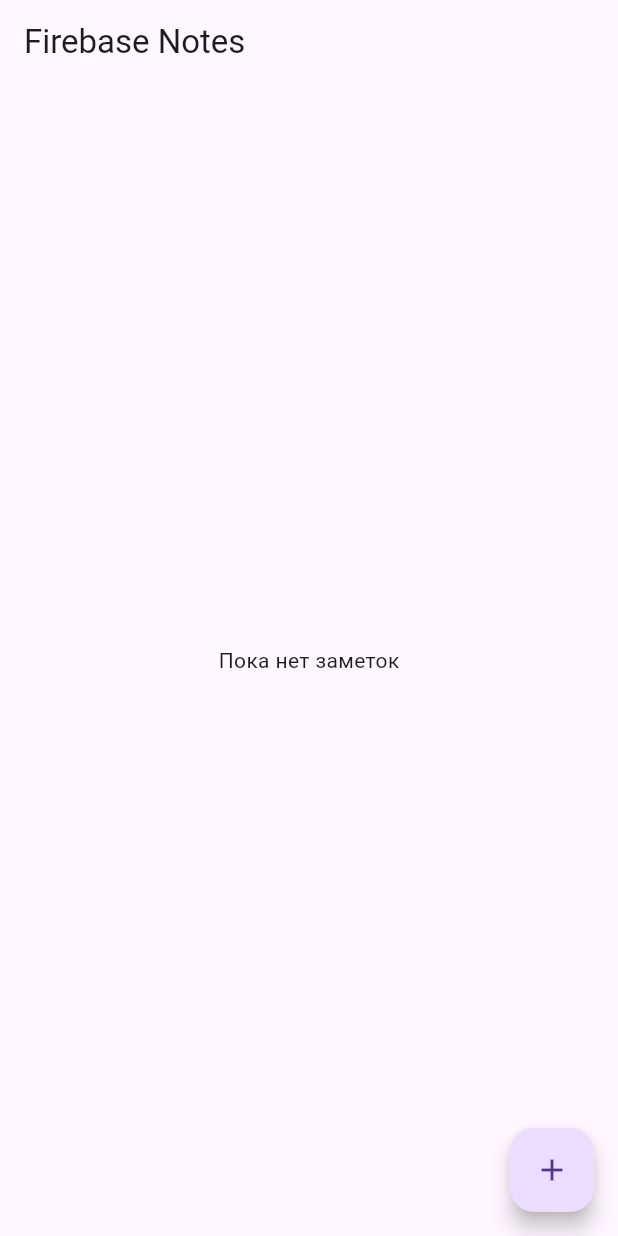
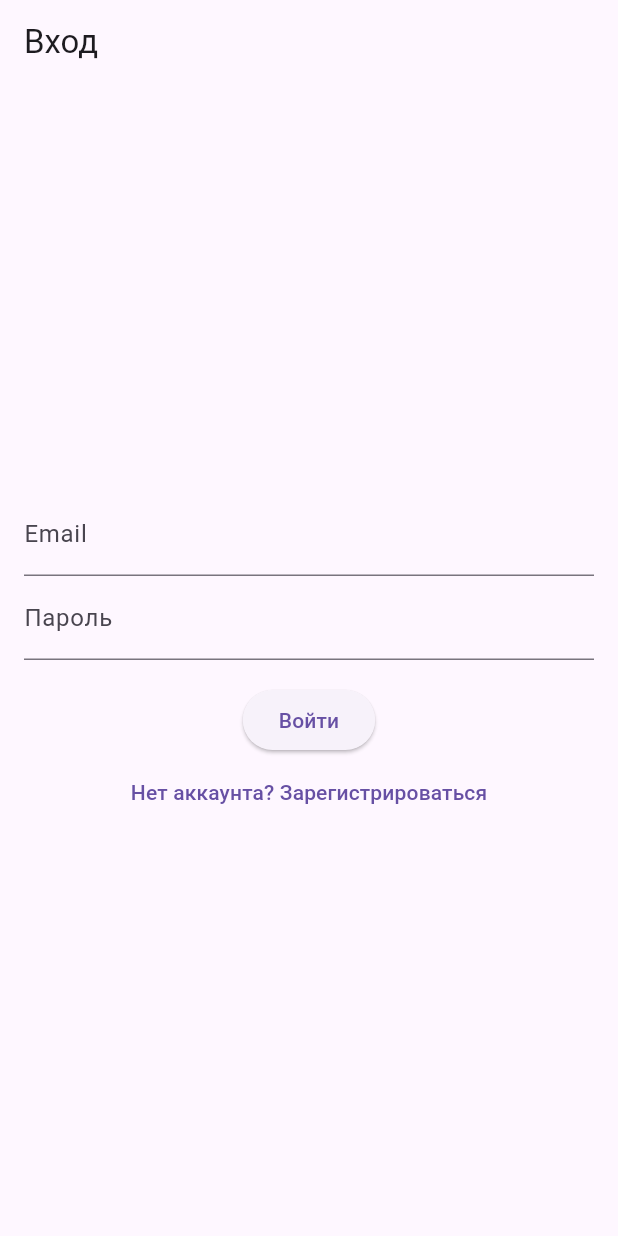
Before and after one commit to Rowolfs/University_programming_of_corporate_systems, a Flutter app: the screen it shows after launch, on a phone screen of 412 x 824 dp. Run offline on Flutter 3.47's test engine with Material 3 defaults, Android fonts, the phone set to English and light mode, and no system bars; our stand-ins replace supabase_flutter; accounts and stored records are empty.

Commit message:
added 9_practic

```diff
--- /dev/null
+++ b/lib/auth_gate.dart
@@ -0,0 +1,97 @@
+import 'package:flutter/material.dart';
+import 'package:supabase_flutter/supabase_flutter.dart';
+import 'package:notes_list_example/notes_page.dart';
+
+
+
+class AuthGate extends StatefulWidget {
+  const AuthGate({super.key});
+
+  @override
+  State<AuthGate> createState() => _AuthGateState();
+}
+
+class _AuthGateState extends State<AuthGate> {
+  final _emailController = TextEditingController();
+  final _passwordController = TextEditingController();
+  bool isLogin = true;
+  bool isLoading = false;
+
+  Future<void> _auth() async {
+    setState(() => isLoading = true);
+    try {
+  final supabase = Supabase.instance.client;
+
+  if (isLogin) {
+    final response = await supabase.auth.signInWithPassword(
+      email: _emailController.text.trim(),
+      password: _passwordController.text.trim(),
+    );
+
+    final user = response.user; // вот так получаем пользователя напрямую
+    if (user != null && mounted) {
+      Navigator.pushReplacement(
+        context,
+        MaterialPageRoute(builder: (context) => NotesPage(userId: user.id)),
+      );
+    }
+
+  } else {
+    final response = await supabase.auth.signUp(
+      email: _emailController.text.trim(),
+      password: _passwordController.text.trim(),
+    );
+
+    final user = response.user;
+    if (user != null && mounted) {
+      Navigator.pushReplacement(
+        context,
+        MaterialPageRoute(builder: (context) => NotesPage(userId: user.id)),
+      );
+    }
+  }
+} on AuthException catch (e) {
+  ScaffoldMessenger.of(context)
+      .showSnackBar(SnackBar(content: Text('Ошибка: ${e.message}')));
+}
+  }
+
+  @override
+  Widget build(BuildContext context) {
+    return Scaffold(
+      appBar: AppBar(title: Text(isLogin ? 'Вход' : 'Регистрация')),
+      body: Padding(
+        padding: const EdgeInsets.all(16),
+        child: Center(
+          child: Column(
+            mainAxisAlignment: MainAxisAlignment.center,
+            children: [
+              TextField(
+                controller: _emailController,
+                decoration: const InputDecoration(labelText: 'Email'),
+              ),
+              TextField(
+                controller: _passwordController,
+                decoration: const InputDecoration(labelText: 'Пароль'),
+                obscureText: true,
+              ),
+              const SizedBox(height: 16),
+              isLoading
+                  ? const CircularProgressIndicator()
+                  : ElevatedButton(
+                      onPressed: _auth,
+                      child: Text(isLogin ? 'Войти' : 'Зарегистрироваться'),
+                    ),
+              TextButton(
+                onPressed: () => setState(() => isLogin = !isLogin),
+                child: Text(isLogin
+                    ? 'Нет аккаунта? Зарегистрироваться'
+                    : 'Уже есть аккаунт? Войти'),
+              ),
+            ],
+          ),
+        ),
+      ),
+    );
+  }
+}
--- a/lib/main.dart
+++ b/lib/main.dart
@@ -1,24 +1,25 @@
 import 'package:flutter/material.dart';
-import 'package:firebase_core/firebase_core.dart';
-import 'firebase_options.dart';
-import 'package:notes_list_example/notes_page.dart';
+import 'package:supabase_flutter/supabase_flutter.dart';
+import 'package:notes_list_example/auth_gate.dart';
 
-void main() async {
+const supabaseUrl = 'https://ihrmlsuobktlhhwtczvq.supabase.co';
+const supabaseAnonKey = '';
+
+Future<void> main() async {
   WidgetsFlutterBinding.ensureInitialized();
-  await Firebase.initializeApp(
-    options: DefaultFirebaseOptions.currentPlatform,
-  );
-  runApp(const NotesApp());
+  await Supabase.initialize(url: supabaseUrl, anonKey: supabaseAnonKey);
+  runApp(NotesApp());
 }
+
 
 class NotesApp extends StatelessWidget {
   const NotesApp({super.key});
   @override
   Widget build(BuildContext context) {
     return MaterialApp(
-      title: 'Firebase Notes',
+      title: 'Supabase Notes',
       theme: ThemeData(useMaterial3: true),
-      home: const NotesPage(),
+      home: const AuthGate(),
     );
   }
 }
--- a/pubspec.yaml
+++ b/pubspec.yaml
@@ -34,8 +34,7 @@
   # The following adds the Cupertino Icons font to your application.
   # Use with the CupertinoIcons class for iOS style icons.
   cupertino_icons: ^1.0.8
-  firebase_core: 3.12.1
-  cloud_firestore: ^5.4.4
+  supabase_flutter: ^2.0.0
 
 
 dev_dependencies:
```
Also changed, not shown: lib/notes_page.dart (+88 -77 lines), image-1.png, image-2.png (deleted), image-3.png (deleted), image-4.png (deleted), image-5.png (deleted), image-6.png (deleted), image-7.png (deleted), image-8.png (deleted), image.png, lib/firebase_options.dart (deleted), pubspec.lock, 6 other files.
